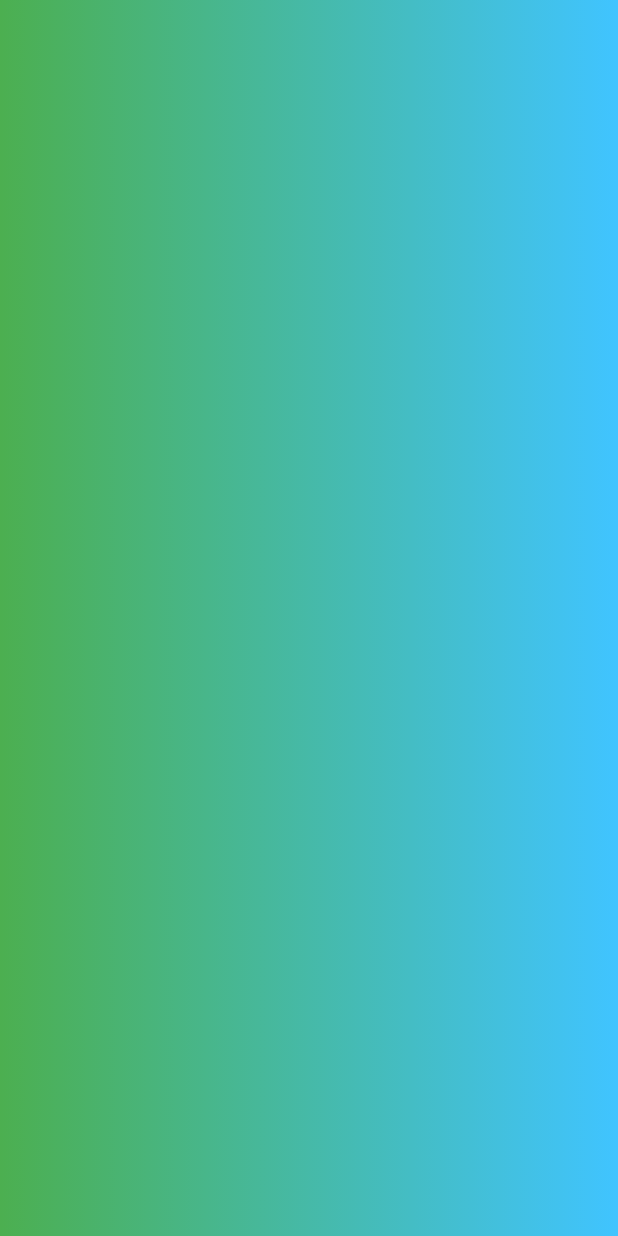
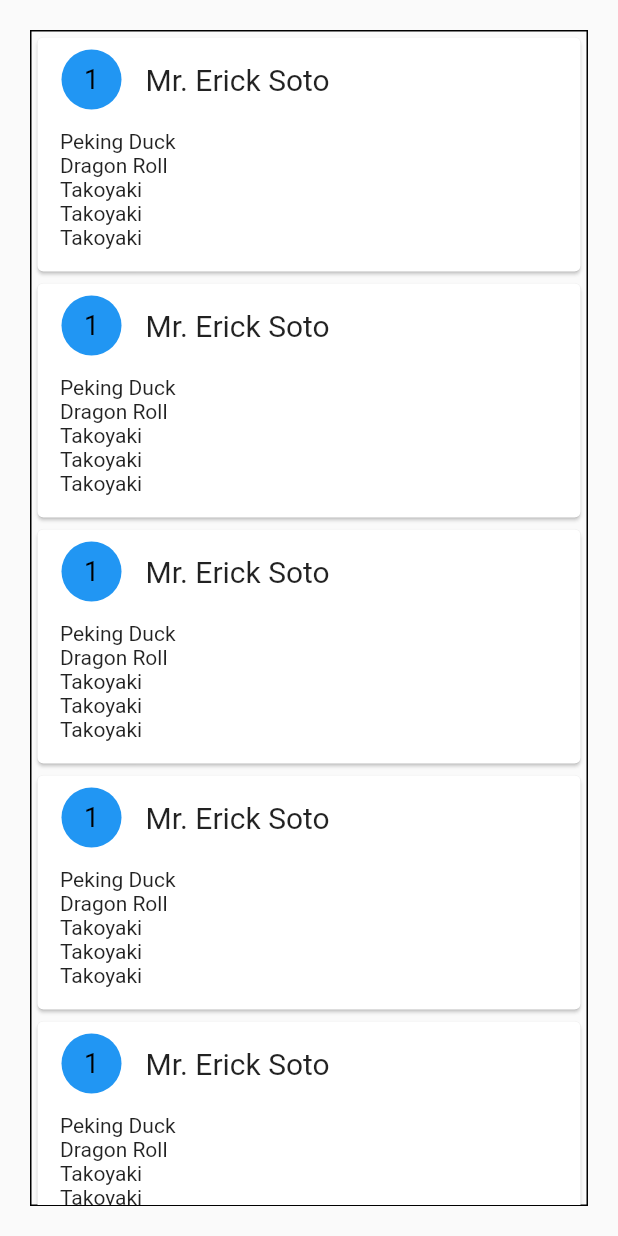
Before and after one commit to ericksotoe/DinEasy, a Flutter app: the TablePage screen opened by its route, on a phone screen of 412 x 824 dp. Run offline on Flutter 3.47's test engine with Material 2 defaults, Android fonts, the phone set to English and light mode, and no system bars.

Commit message:
Set up the layout for the table view and only made the first item clickable

```diff
--- a/management/dineasy_management/lib/TablePage.dart
+++ b/management/dineasy_management/lib/TablePage.dart
@@ -8,21 +8,34 @@ class TablePage extends StatefulWidget {
 }
 
 class _TablePage extends State<TablePage> {
-
   @override
   Widget build(BuildContext context) {
+    print("bill");
 
-    print("bill");
     final body = Container(
-      width: MediaQuery.of(context).size.width,
-      decoration: BoxDecoration(
-        gradient: LinearGradient(colors: [
-          Colors.green,
-          Colors.lightBlueAccent,
-        ]),
-      ),
+      margin: EdgeInsets.all(20.0),
+      decoration:
+          new BoxDecoration(border: new Border.all(color: Colors.black)),
       child: ListView(
-        children: <Widget>[],
+        children: <Widget>[
+          FlatButton(
+              padding: EdgeInsets.all(0.0),
+              onPressed: () => print("on press"),
+              child: TableCard(1, "Mr. Erick Soto",
+                  ["Peking Duck", "Dragon Roll", "Takoyaki"])),
+          TableCard(
+              1, "Mr. Erick Soto", ["Peking Duck", "Dragon Roll", "Takoyaki"]),
+          TableCard(
+              1, "Mr. Erick Soto", ["Peking Duck", "Dragon Roll", "Takoyaki"]),
+          TableCard(
+              1, "Mr. Erick Soto", ["Peking Duck", "Dragon Roll", "Takoyaki"]),
+          TableCard(
+              1, "Mr. Erick Soto", ["Peking Duck", "Dragon Roll", "Takoyaki"]),
+          TableCard(
+              1, "Mr. Erick Soto", ["Peking Duck", "Dragon Roll", "Takoyaki"]),
+          TableCard(
+              1, "Mr. Erick Soto", ["Peking Duck", "Dragon Roll", "Takoyaki"]),
+        ],
       ),
     );
 
@@ -31,3 +44,45 @@ class _TablePage extends State<TablePage> {
     );
   }
 }
+
+class TableCard extends StatelessWidget {
+  var tableNumber;
+  var customerName;
+  var dishesList;
+
+  TableCard(this.tableNumber, this.customerName, this.dishesList);
+
+  @override
+  Widget build(BuildContext context) {
+    return Container(
+      child: Card(
+        child: Column(
+          children: <Widget>[
+            ListTile(
+                leading: CircleAvatar(
+                    backgroundColor: Colors.blue,
+                    child: Text(tableNumber.toString(),
+                        style: TextStyle(color: Colors.black, fontSize: 18.0))),
+                title: Text(customerName, style: TextStyle(fontSize: 20.0))
+                // TODO: might want to put something in subtitle?
+                ),
+            Container(
+              margin: EdgeInsets.fromLTRB(15.0, 5.0, 15.0, 15.0),
+              height: 80.0,
+              child: ListView(
+                children: <Widget>[
+                  const Text('Peking Duck'),
+                  const Text('Dragon Roll'),
+                  const Text('Takoyaki'),
+                  const Text('Takoyaki'),
+                  const Text('Takoyaki'),
+                  const Text('Takoyaki'),
+                ],
+              ),
+            )
+          ],
+        ),
+      ),
+    );
+  }
+}
```
